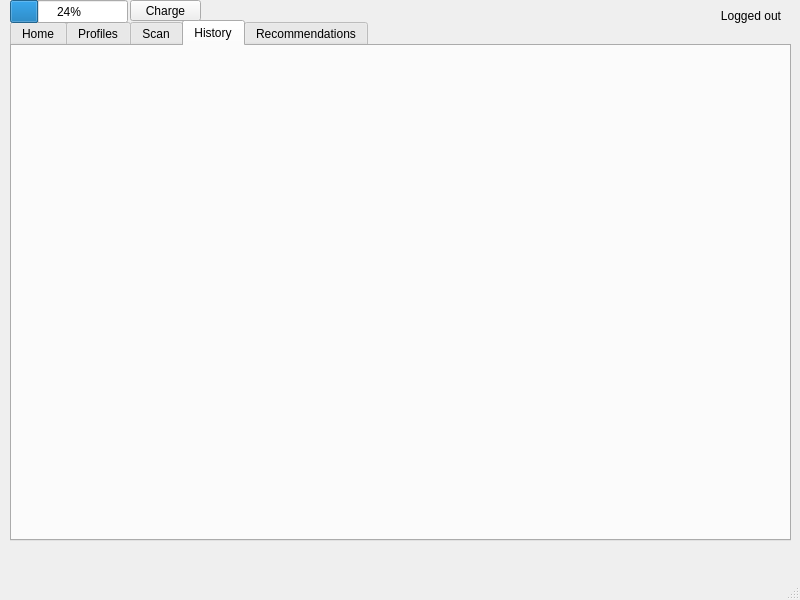
The window that RaDoTech/mainwindow.ui (saugatttt/COMP3004-Final-Project) describes before a commit, drawn with Qt 5.
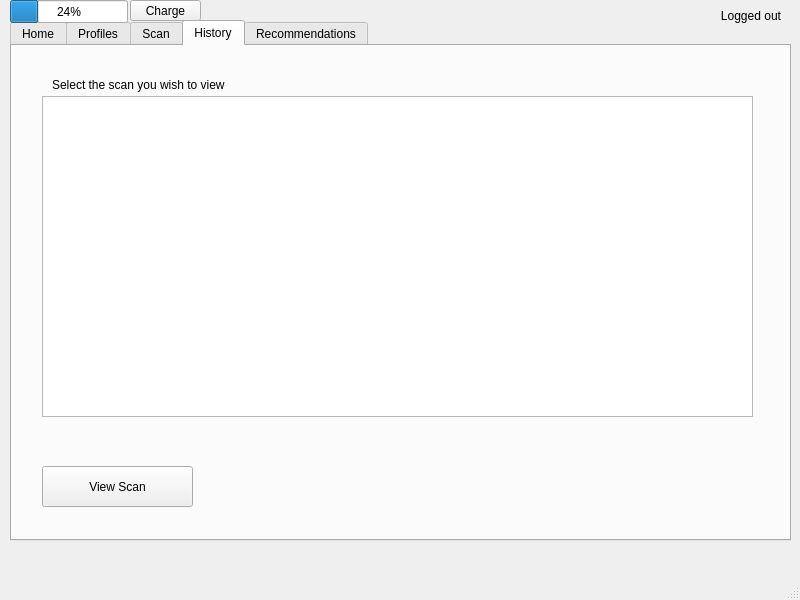
The same window after the commit. The open tabs and pages were chosen to show the change.

Commit message: Added scanListView logic in history page

```diff
--- a/RaDoTech/mainwindow.ui
+++ b/RaDoTech/mainwindow.ui
@@ -165,6 +165,55 @@
      <attribute name="title">
       <string>History</string>
      </attribute>
+     <widget class="QListView" name="scanListView">
+      <property name="geometry">
+       <rect>
+        <x>30</x>
+        <y>50</y>
+        <width>711</width>
+        <height>321</height>
+       </rect>
+      </property>
+     </widget>
+     <widget class="QLabel" name="label_2">
+      <property name="geometry">
+       <rect>
+        <x>40</x>
+        <y>30</y>
+        <width>221</width>
+        <height>17</height>
+       </rect>
+      </property>
+      <property name="text">
+       <string>Select the scan you wish to view</string>
+      </property>
+     </widget>
+     <widget class="QPushButton" name="confirmViewScanButton">
+      <property name="geometry">
+       <rect>
+        <x>30</x>
+        <y>420</y>
+        <width>151</width>
+        <height>41</height>
+       </rect>
+      </property>
+      <property name="text">
+       <string>View Scan</string>
+      </property>
+     </widget>
+     <widget class="QLabel" name="invalidSelectionLabel">
+      <property name="geometry">
+       <rect>
+        <x>30</x>
+        <y>390</y>
+        <width>391</width>
+        <height>17</height>
+       </rect>
+      </property>
+      <property name="text">
+       <string/>
+      </property>
+     </widget>
     </widget>
     <widget class="QWidget" name="tab_4">
      <attribute name="title">
```
Left out of the diff: 21 changed lines with no effect on the pictures. The commit also changes 49 other files.
